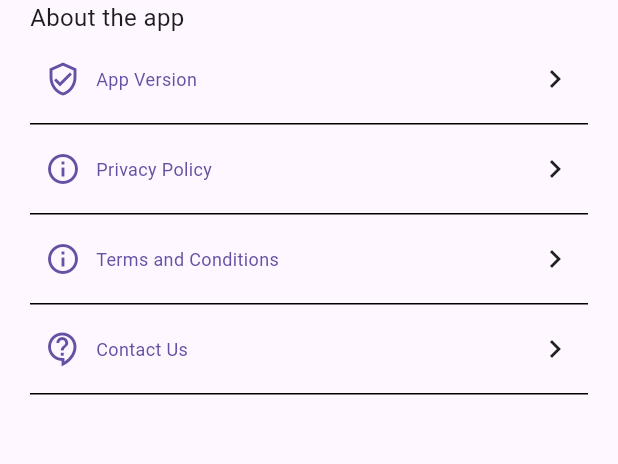
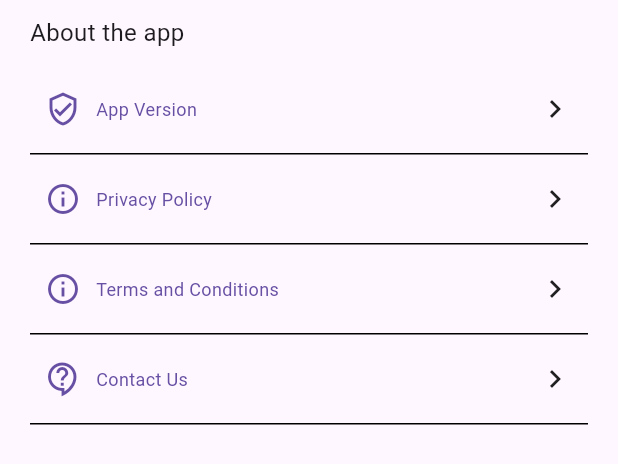
Before and after one commit to Tristaaaaan/Winr, a Flutter app: the AboutApp widget shown alone on an empty page, opened directly, on a phone screen of 412 x 824 dp. Shown: the top 464 px of the screen. Run offline on Flutter 3.47's test engine with Material 3 defaults, Android fonts, the phone set to English and light mode, and no system bars; our stand-ins replace flutter_hooks, flutter_riverpod, flutter_svg, freezed_annotation, go_router, hooks_riverpod and 4 more; accounts and stored records are empty.

Commit message:
fix: spacing

```diff
--- a/lib/feature/navigation/presentation/gate.dart
+++ b/lib/feature/navigation/presentation/gate.dart
@@ -42,7 +42,7 @@ class _NavigationGateState extends ConsumerState<NavigationGate> {
           // ✅ FAB above nav bar (only on HistoryScreen)
           if (_selectedIndex == 0)
             Positioned(
-              bottom: 100, // adjust to sit above your custom nav
+              bottom: 90, // adjust to sit above your custom nav
               right: 20,
               child: FloatingActionButton(
                 elevation: 0,
--- a/lib/feature/settings/presentation/about_app.dart
+++ b/lib/feature/settings/presentation/about_app.dart
@@ -14,7 +14,7 @@ class AboutApp extends ConsumerWidget {
       crossAxisAlignment: CrossAxisAlignment.start,
       children: [
         Padding(
-          padding: const EdgeInsets.symmetric(horizontal: 20),
+          padding: const EdgeInsets.symmetric(horizontal: 20, vertical: 10),
           child: Text(AppText.aboutApp, style: TextStyle(fontSize: 16)),
         ),
 
--- a/lib/feature/settings/presentation/feedback_and_suggestions.dart
+++ b/lib/feature/settings/presentation/feedback_and_suggestions.dart
@@ -14,7 +14,7 @@ class BugSuggestionsReport extends ConsumerWidget {
       crossAxisAlignment: CrossAxisAlignment.start,
       children: [
         Padding(
-          padding: const EdgeInsets.symmetric(horizontal: 20),
+          padding: const EdgeInsets.symmetric(horizontal: 20, vertical: 10),
           child: Text(AppText.bugAndSuggestion, style: TextStyle(fontSize: 16)),
         ),
 
--- a/lib/feature/settings/presentation/settings_screen.dart
+++ b/lib/feature/settings/presentation/settings_screen.dart
@@ -18,7 +18,6 @@ class SettingsScreen extends ConsumerWidget {
           slivers: [
             SliverList(
               delegate: SliverChildListDelegate([
-                SizedBox(height: 25),
                 BugSuggestionsReport(),
                 SizedBox(height: 50),
                 AboutApp(),
```
